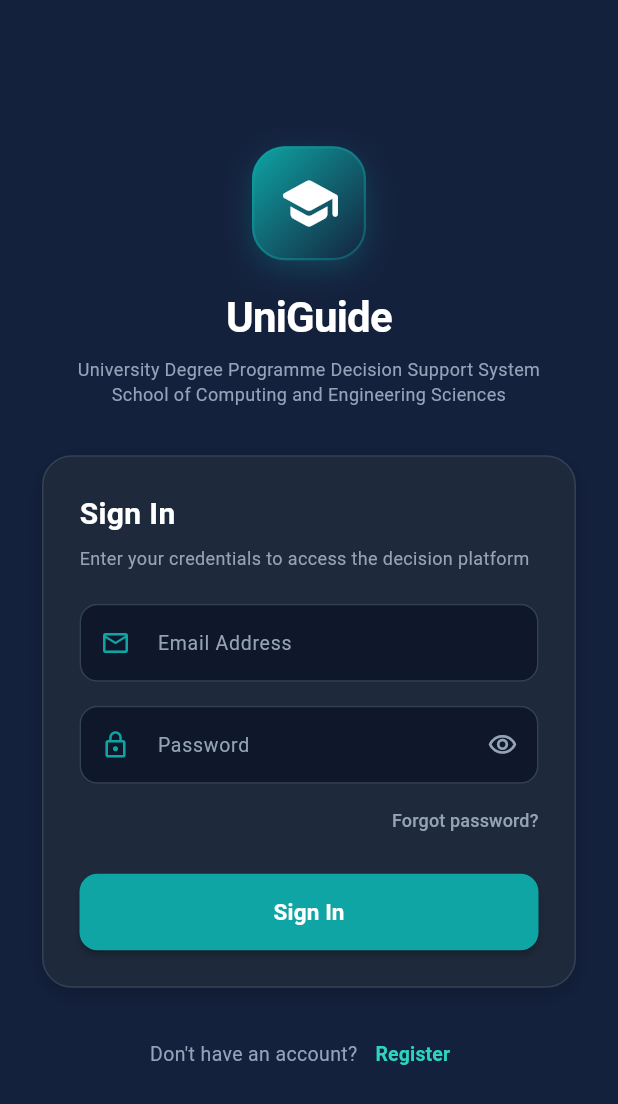
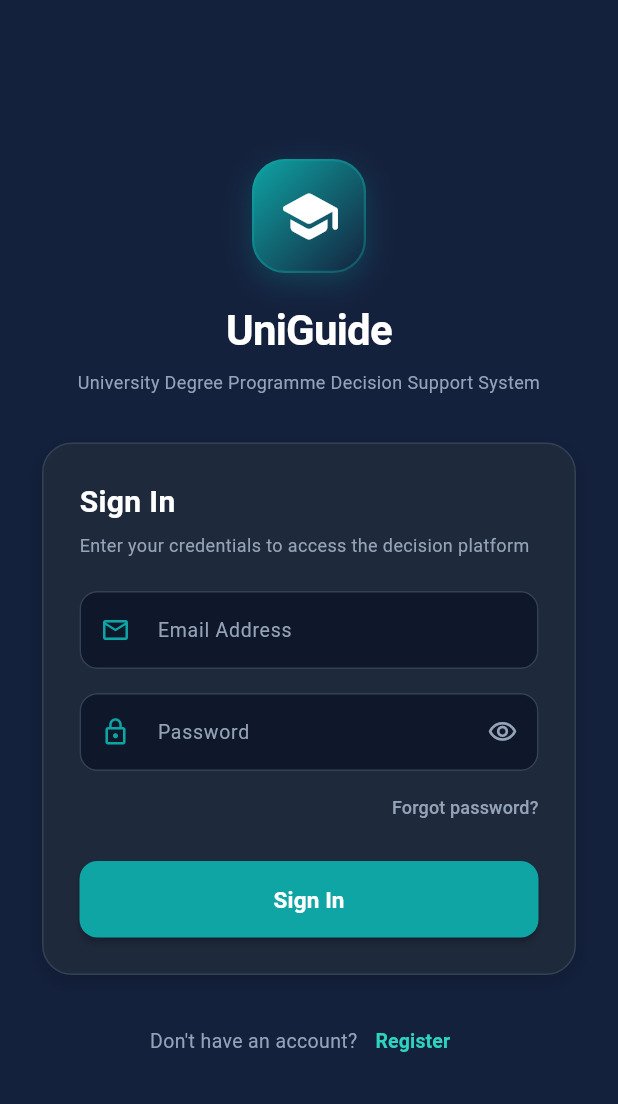
Before and after one commit to fmarsaa/UniGuide, a Flutter app: the screen it shows after launch, on a phone screen of 412 x 824 dp. Shown: the top 1104 px of the screen. Run offline on Flutter 3.47's test engine with Material 3 defaults, Android fonts, the phone set to English and light mode, and no system bars; our stand-ins replace firebase_auth, firebase_core, fl_chart, google_fonts, shared_preferences; accounts and stored records are empty.

Commit message:
removed the school name from the sign in and sign up screen

```diff
--- a/flutter_app/lib/screens/auth_screen.dart
+++ b/flutter_app/lib/screens/auth_screen.dart
@@ -290,7 +290,7 @@ class _AuthScreenState extends State<AuthScreen> {
                 ),
                 const SizedBox(height: 6),
                 const Text(
-                  'University Degree Programme Decision Support System\nSchool of Computing and Engineering Sciences',
+                  'University Degree Programme Decision Support System',
                   textAlign: TextAlign.center,
                   style: TextStyle(
                     color: Color(0xFF94A3B8),
```
